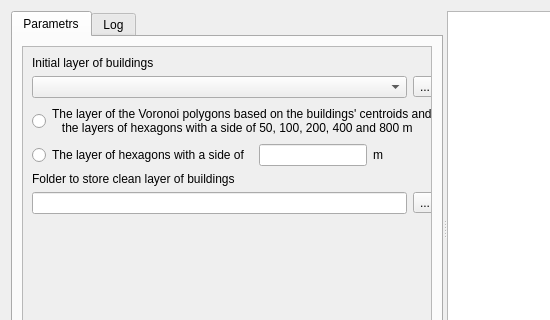
ishusterman/tau_net_calc, file UI/visualization_clean.ui: the form before one commit; both pictures show x 0 to 550 and y 0 to 320 of the 705 by 503 pixel window.
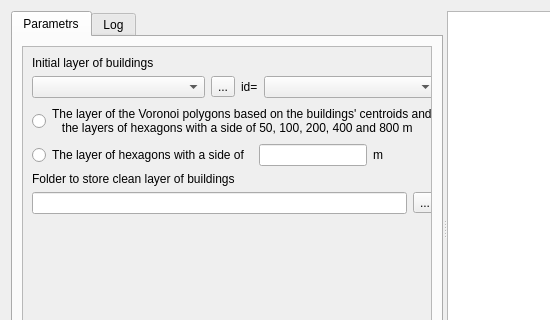
The form after the commit.

Patch:
```diff
--- a/UI/visualization_clean.ui
+++ b/UI/visualization_clean.ui
@@ -81,7 +81,7 @@
           <widget class="QWidget" name="scrollAreaWidgetContents_2">
            <property name="geometry">
             <rect>
-             <x>0</x>
+             <x>-27</x>
              <y>0</y>
              <width>400</width>
              <height>210</height>
@@ -128,6 +128,22 @@
                   </property>
                  </widget>
                 </item>
+                <item>
+                 <widget class="QLabel" name="label_4">
+                  <property name="sizePolicy">
+                   <sizepolicy hsizetype="Fixed" vsizetype="Fixed">
+                    <horstretch>0</horstretch>
+                    <verstretch>0</verstretch>
+                   </sizepolicy>
+                  </property>
+                  <property name="text">
+                   <string>id=</string>
+                  </property>
+                 </widget>
+                </item>
+                <item>
+                 <widget class="QComboBox" name="cmbLayers_fields"/>
+                </item>
                </layout>
               </item>
               <item row="3" column="0">
```
